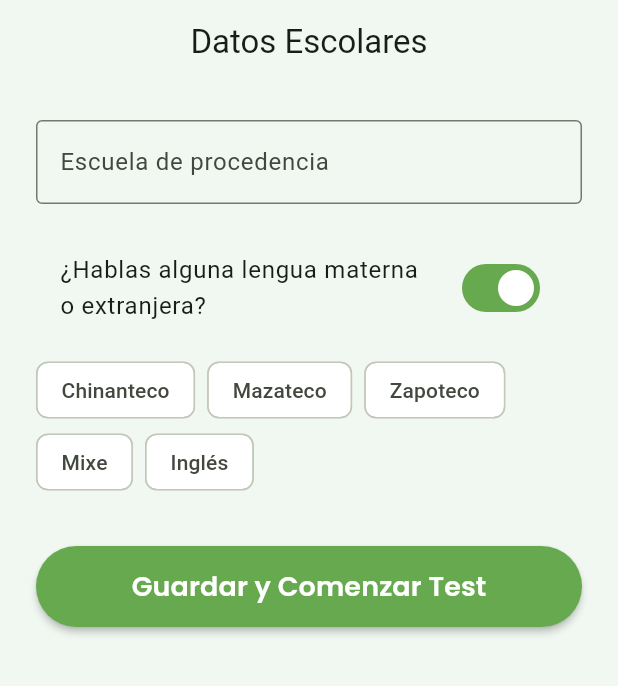
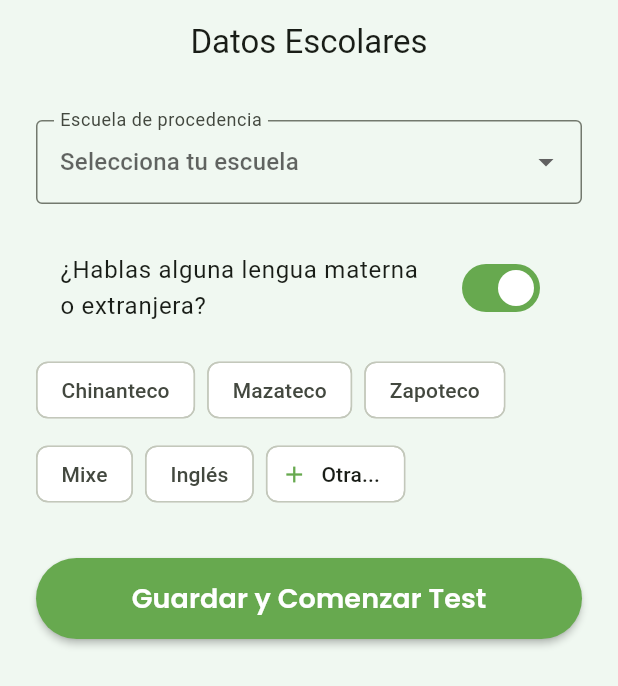
Before and after one commit to Maeliodas/MY.01_PROYECTOS.03_EXTERNOS.02_RESIDENCIAS.01_APP_VOCACIONAL.01_APPLICACION, a Flutter app: the SchoolDataPage screen opened by its route, after a tap on "¿Hablas alguna lengua materna o extranje", on a phone screen of 412 x 824 dp. Shown: the top 686 px of the screen. Run offline on Flutter 3.47's test engine with Material 3 defaults, Android fonts, the phone set to English and light mode, and no system bars; our stand-ins replace flutter_riverpod, go_router, google_fonts, shared_preferences, sqflite; accounts and stored records are empty.

Commit message:
FIXES DE SINTAXIS

```diff
--- a/lib/app/routes/app_router.dart
+++ b/lib/app/routes/app_router.dart
@@ -1,4 +1,4 @@
-import 'package:flutter/material.dart';
+//import 'package:flutter/material.dart';
 import 'package:flutter_riverpod/flutter_riverpod.dart';
 import 'package:go_router/go_router.dart';
 
--- a/lib/core/widgets/loading_overlay.dart
+++ b/lib/core/widgets/loading_overlay.dart
@@ -9,7 +9,7 @@ class LoadingOverlay extends StatelessWidget {
   @override
   Widget build(BuildContext context) {
     return Container(
-      color: Colors.black.withOpacity(0.5),
+      color: Colors.black.withValues(alpha: 0.5),
       child: Center(
         child: Card(
           shape:
--- a/lib/core/widgets/primary_button.dart
+++ b/lib/core/widgets/primary_button.dart
@@ -25,7 +25,7 @@ class PrimaryButton extends StatelessWidget {
         style: ElevatedButton.styleFrom(
           backgroundColor: AppColors.primaryGreen,
           foregroundColor: Colors.white,
-          disabledBackgroundColor: AppColors.primaryGreen.withOpacity(0.5),
+          disabledBackgroundColor: AppColors.primaryGreen.withValues(alpha: 0.5),
           elevation: 2,
           shape: RoundedRectangleBorder(
             borderRadius: BorderRadius.circular(28),
--- a/lib/core/widgets/progress_header.dart
+++ b/lib/core/widgets/progress_header.dart
@@ -47,7 +47,7 @@ class ProgressHeader extends StatelessWidget {
           child: LinearProgressIndicator(
             value: progress,
             minHeight: 6,
-            backgroundColor: AppColors.primaryGreenLight.withOpacity(0.2),
+            backgroundColor: AppColors.primaryGreenLight.withValues(alpha: 0.2),
             valueColor:
                 const AlwaysStoppedAnimation<Color>(AppColors.primaryGreen),
           ),
--- a/lib/features/profile/domain/entities/user_profile.dart
+++ b/lib/features/profile/domain/entities/user_profile.dart
@@ -1,4 +1,4 @@
-import '../../avatar/domain/models/avatar_config.dart';
+import '../../../avatar/domain/models/avatar_config.dart';
 
 class UserProfile {
   final String id;
--- a/lib/features/profile/presentation/pages/edit_profile_page.dart
+++ b/lib/features/profile/presentation/pages/edit_profile_page.dart
@@ -2,6 +2,7 @@ import 'package:flutter/material.dart';
 import 'package:flutter_riverpod/flutter_riverpod.dart';
 import 'package:go_router/go_router.dart';
 import '../../../../core/widgets/primary_button.dart';
+import '../../domain/entities/user_profile.dart';
 import '../providers/profile_provider.dart';
 
 class EditProfilePage extends ConsumerStatefulWidget {
--- a/lib/features/profile_setup/presentation/pages/personal_data_page.dart
+++ b/lib/features/profile_setup/presentation/pages/personal_data_page.dart
@@ -59,7 +59,7 @@ class _PersonalDataPageState extends ConsumerState<PersonalDataPage> {
                 ),
                 const SizedBox(height: 16),
                 DropdownButtonFormField<String>(
-                  value: _selectedGender,
+                  initialValue: _selectedGender,
                   decoration: const InputDecoration(
                     labelText: 'Género',
                     border: OutlineInputBorder(),
--- a/lib/features/profile_setup/presentation/pages/school_data_page.dart
+++ b/lib/features/profile_setup/presentation/pages/school_data_page.dart
@@ -4,8 +4,8 @@ import 'package:go_router/go_router.dart';
 
 import '../../../../core/widgets/primary_button.dart';
 import '../../../avatar/presentation/providers/avatar_provider.dart';
-import '../../profile/domain/entities/user_profile.dart';
-import '../../profile/presentation/providers/profile_provider.dart';
+import '../../../profile/domain/entities/user_profile.dart';
+import '../../../profile/presentation/providers/profile_provider.dart';
 
 class SchoolDataPage extends ConsumerStatefulWidget {
   const SchoolDataPage({super.key});
@@ -15,17 +15,45 @@ class SchoolDataPage extends ConsumerStatefulWidget {
 }
 
 class _SchoolDataPageState extends ConsumerState<SchoolDataPage> {
-  final _schoolController = TextEditingController();
+  String? _selectedSchool;
   bool _speaksLanguages = false;
   final List<String> _selectedLanguages = [];
+  final _customLanguageController = TextEditingController();
+  bool _showCustomLanguageInput = false;
 
-  final List<String> _predefinedLanguages = [
+  // TODO: Reemplazar estas listas locales cuando conectes la base de datos local
+  final List<String> _schoolsFromDb = [
+    'CBTis 107',
+    'COBAO 07',
+    'CONALEP 157',
+    'CBTA 51',
+    'Preparatoria SIMÓN BOLÍVAR',
+  ];
+
+  final List<String> _languagesFromDb = [
     'Chinanteco',
     'Mazateco',
     'Zapoteco',
     'Mixe',
     'Inglés',
   ];
+
+  @override
+  void dispose() {
+    _customLanguageController.dispose();
+    super.dispose();
+  }
+
+  void _addCustomLanguage() {
+    final text = _customLanguageController.text.trim();
+    if (text.isNotEmpty && !_selectedLanguages.contains(text)) {
+      setState(() {
+        _selectedLanguages.add(text);
+        _customLanguageController.clear();
+        _showCustomLanguageInput = false;
+      });
+    }
+  }
 
   @override
   Widget build(BuildContext context) {
@@ -40,26 +68,49 @@ class _SchoolDataPageState extends ConsumerState<SchoolDataPage> {
           child: Column(
             crossAxisAlignment: CrossAxisAlignment.start,
             children: [
-              TextFormField(
-                controller: _schoolController,
+              // 1. Selección de Escuela utilizando initialValue
+              DropdownButtonFormField<String>(
+                key: ValueKey(_selectedSchool),
+                initialValue: _selectedSchool,
                 decoration: const InputDecoration(
                   labelText: 'Escuela de procedencia',
                   border: OutlineInputBorder(),
-                  hintText: 'Ej. CBTis 107, COBAO 07',
                 ),
+                hint: const Text('Selecciona tu escuela'),
+                items: _schoolsFromDb.map((school) {
+                  return DropdownMenuItem<String>(
+                    value: school,
+                    child: Text(school),
+                  );
+                }).toList(),
+                onChanged: (val) => setState(() => _selectedSchool = val),
               ),
               const SizedBox(height: 24),
+
+              // 2. Pregunta de Lenguas
               SwitchListTile(
                 title:
                     const Text('¿Hablas alguna lengua materna o extranjera?'),
                 value: _speaksLanguages,
-                onChanged: (val) => setState(() => _speaksLanguages = val),
+                onChanged: (val) {
+                  setState(() {
+                    _speaksLanguages = val;
+                    if (!val) {
+                      _selectedLanguages.clear();
+                      _showCustomLanguageInput = false;
+                    }
+                  });
+                },
               ),
+
+              // 3. Opciones de Lenguas desde BD + Opción Manual
               if (_speaksLanguages) ...[
                 const SizedBox(height: 12),
                 Wrap(
                   spacing: 8,
-                  children: _predefinedLanguages.map((lang) {
+                  runSpacing: 8,
+                  children: [
+                    ..._languagesFromDb.map((lang) {
                       final isSelected = _selectedLanguages.contains(lang);
                       return FilterChip(
                         label: Text(lang),
@@ -74,10 +125,67 @@ class _SchoolDataPageState extends ConsumerState<SchoolDataPage> {
                           });
                         },
                       );
-                  }).toList(),
+                    }),
+                    ActionChip(
+                      avatar: const Icon(Icons.add, size: 18),
+                      label: const Text('Otra...'),
+                      onPressed: () {
+                        setState(() {
+                          _showCustomLanguageInput = !_showCustomLanguageInput;
+                        });
+                      },
                     ),
                   ],
+                ),
+                if (_showCustomLanguageInput) ...[
+                  const SizedBox(height: 12),
+                  Row(
+                    children: [
+                      Expanded(
+                        child: TextField(
+                          controller: _customLanguageController,
+                          decoration: const InputDecoration(
+                            labelText: 'Escribe la lengua',
+                            border: OutlineInputBorder(),
+                            isDense: true,
+                          ),
+                        ),
+                      ),
+                      const SizedBox(width: 8),
+                      IconButton.filled(
+                        onPressed: _addCustomLanguage,
+                        icon: const Icon(Icons.check),
+                      ),
+                    ],
+                  ),
+                ],
+                if (_selectedLanguages
+                    .any((lang) => !_languagesFromDb.contains(lang))) ...[
+                  const SizedBox(height: 12),
+                  const Text(
+                    'Agregadas manualmente:',
+                    style: TextStyle(fontSize: 12, color: Colors.grey),
+                  ),
+                  Wrap(
+                    spacing: 8,
+                    children: _selectedLanguages
+                        .where((lang) => !_languagesFromDb.contains(lang))
+                        .map((lang) => Chip(
+                              label: Text(lang),
+                              onDeleted: () {
+                                setState(() {
+                                  _selectedLanguages.remove(lang);
+                                });
+                              },
+                            ))
+                        .toList(),
+                  ),
+                ],
+              ],
+
               const SizedBox(height: 32),
+
+              // 4. Guardado final
               PrimaryButton(
                 text: 'Guardar y Comenzar Test',
                 onPressed: () async {
@@ -87,9 +195,7 @@ class _SchoolDataPageState extends ConsumerState<SchoolDataPage> {
                     name: extraData['name'] ?? 'Aspirante',
                     age: extraData['age'] ?? 18,
                     gender: extraData['gender'] ?? 'Otro',
-                    school: _schoolController.text.trim().isEmpty
-                        ? 'No especificada'
-                        : _schoolController.text.trim(),
+                    school: _selectedSchool ?? 'No especificada',
                     speaksLanguages: _speaksLanguages,
                     languagesList: _selectedLanguages,
                     avatarConfig: avatarConfig,
--- a/lib/features/result/data/result_local_datasource.dart
+++ b/lib/features/result/data/result_local_datasource.dart
@@ -1,4 +1,5 @@
 import 'dart:convert';
+import 'package:flutter_riverpod/flutter_riverpod.dart';
 import 'package:sqflite/sqflite.dart';
 import '../../../core/database/app_database.dart';
 import '../../../core/database/tables.dart';
@@ -58,3 +59,8 @@ class ResultLocalDatasource {
     return null;
   }
 }
+
+// Declaración del provider global expuesto para el feature 'result'
+final resultDatasourceProvider = Provider<ResultLocalDatasource>((ref) {
+  return ResultLocalDatasource();
+});
```
Also changed, not shown: lib/core/widgets/app_slider.dart (+5 -5 lines), lib/features/path/presentation/pages/path_home_page.dart (+9 -4 lines), lib/features/profile_setup/presentation/providers/profile_setup_provider.dart (+5 -2 lines), lib/features/result/presentation/providers/result_provider.dart (+7 -8 lines), 2 other files. Lines whose indentation alone changed are shown as unchanged.
